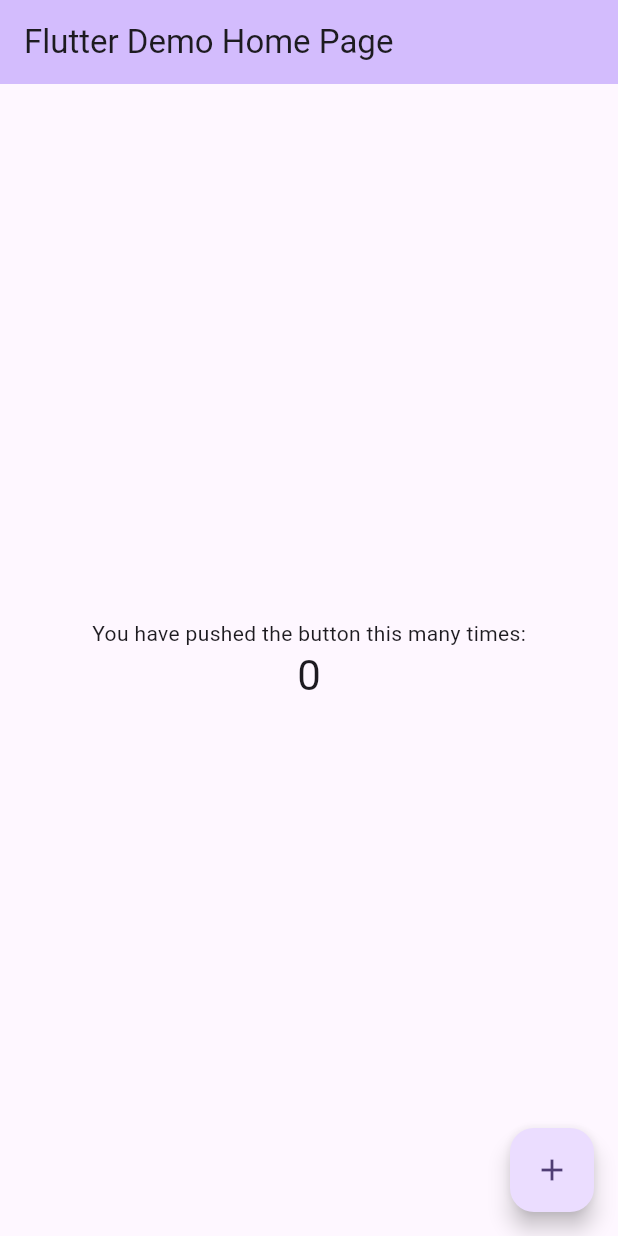
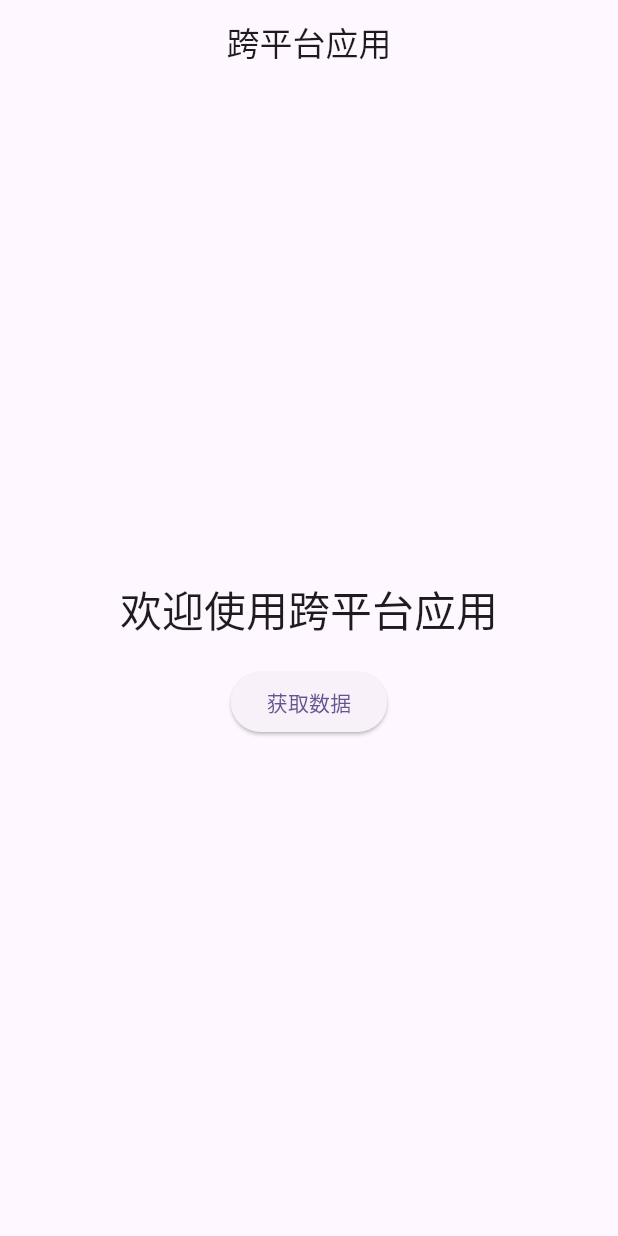
Before and after one commit to ihimalayas/sun-project1, a Flutter app: the screen it shows after launch, on a phone screen of 412 x 824 dp. Run offline on Flutter 3.47's test engine with Material 3 defaults, Android fonts, the phone set to English and light mode, and no system bars.

Commit message:
feat: 初始化后端服务并更新前端UI
添加了Express后端服务，提供基础路由和JSON解析功能。同时，更新了Flutter前端UI，移除了计数器功能，增加了欢迎信息和数据获取按钮。此外，新增了开发计划文档并更新了README中的Git操作说明。

```diff
--- a/client/lib/main.dart
+++ b/client/lib/main.dart
@@ -54,69 +54,23 @@ class MyHomePage extends StatefulWidget {
 }
 
 class _MyHomePageState extends State<MyHomePage> {
-  int _counter = 0;
-
-  void _incrementCounter() {
-    setState(() {
-      // This call to setState tells the Flutter framework that something has
-      // changed in this State, which causes it to rerun the build method below
-      // so that the display can reflect the updated values. If we changed
-      // _counter without calling setState(), then the build method would not be
-      // called again, and so nothing would appear to happen.
-      _counter++;
-    });
-  }
-
   @override
   Widget build(BuildContext context) {
-    // This method is rerun every time setState is called, for instance as done
-    // by the _incrementCounter method above.
-    //
-    // The Flutter framework has been optimized to make rerunning build methods
-    // fast, so that you can just rebuild anything that needs updating rather
-    // than having to individually change instances of widgets.
     return Scaffold(
-      appBar: AppBar(
-        // TRY THIS: Try changing the color here to a specific color (to
-        // Colors.amber, perhaps?) and trigger a hot reload to see the AppBar
-        // change color while the other colors stay the same.
-        backgroundColor: Theme.of(context).colorScheme.inversePrimary,
-        // Here we take the value from the MyHomePage object that was created by
-        // the App.build method, and use it to set our appbar title.
-        title: Text(widget.title),
-      ),
+      appBar: AppBar(title: Text('跨平台应用'), centerTitle: true),
       body: Center(
-        // Center is a layout widget. It takes a single child and positions it
-        // in the middle of the parent.
         child: Column(
-          // Column is also a layout widget. It takes a list of children and
-          // arranges them vertically. By default, it sizes itself to fit its
-          // children horizontally, and tries to be as tall as its parent.
-          //
-          // Column has various properties to control how it sizes itself and
-          // how it positions its children. Here we use mainAxisAlignment to
-          // center the children vertically; the main axis here is the vertical
-          // axis because Columns are vertical (the cross axis would be
-          // horizontal).
-          //
-          // TRY THIS: Invoke "debug painting" (choose the "Toggle Debug Paint"
-          // action in the IDE, or press "p" in the console), to see the
-          // wireframe for each widget.
           mainAxisAlignment: MainAxisAlignment.center,
-          children: <Widget>[
-            const Text('You have pushed the button this many times:'),
+          children: [
             Text(
-              '$_counter',
+              '欢迎使用跨平台应用',
               style: Theme.of(context).textTheme.headlineMedium,
             ),
+            SizedBox(height: 20),
+            ElevatedButton(onPressed: () {}, child: Text('获取数据')),
           ],
         ),
       ),
-      floatingActionButton: FloatingActionButton(
-        onPressed: _incrementCounter,
-        tooltip: 'Increment',
-        child: const Icon(Icons.add),
-      ), // This trailing comma makes auto-formatting nicer for build methods.
     );
   }
 }
```
Also changed, not shown: 3 other files.
